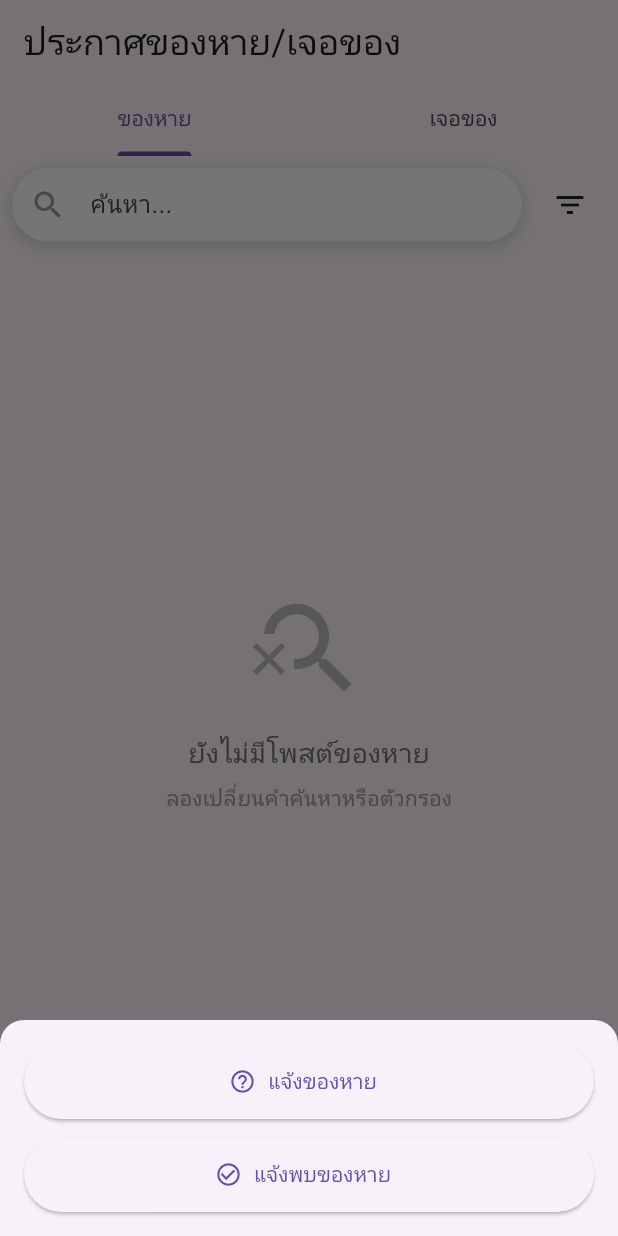
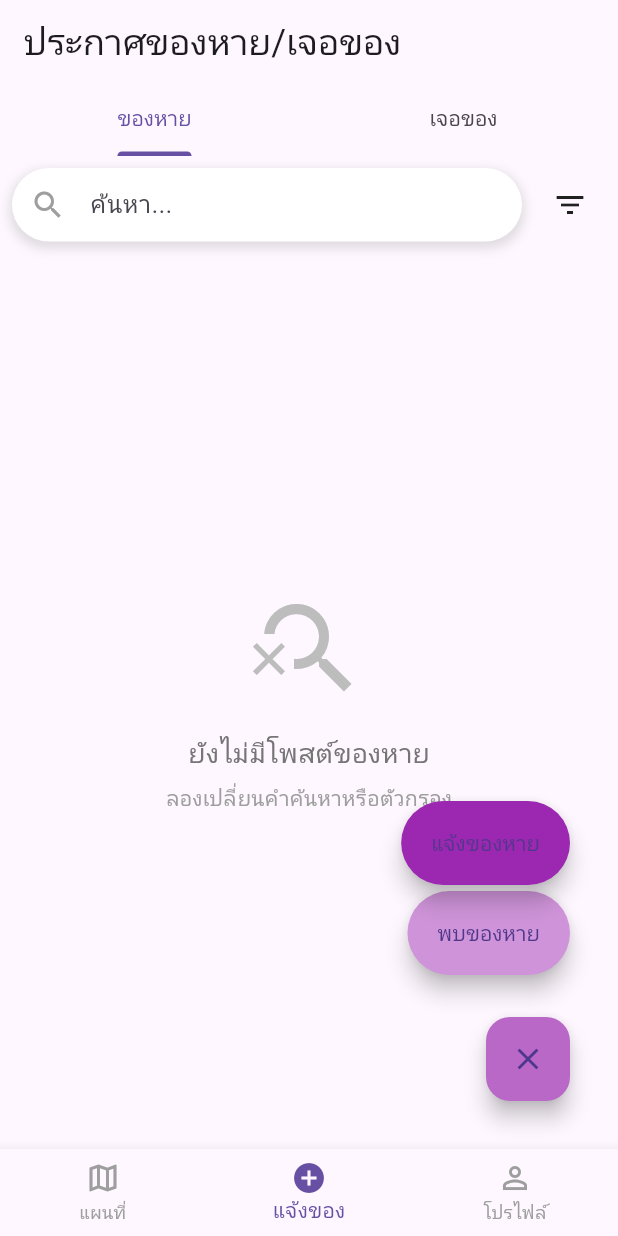
Before and after one commit to MaNaMii888/FinalProject65, a Flutter app: the screen it shows once a user with an empty profile is signed in, item 2 of the bottom bar chosen, after a tap on the "add" icon, on a phone screen of 412 x 824 dp. Run offline on Flutter 3.47's test engine with Material 3 defaults, Android fonts, the phone set to English and light mode, and no system bars; our stand-ins replace cached_network_image, cloud_firestore, firebase_auth, firebase_core, firebase_storage, flutter_local_notifications and 5 more; accounts and stored records are empty.

Commit message:
ปรับ ปุ่ม +

```diff
--- a/project01/lib/Screen/page/post/post_page.dart
+++ b/project01/lib/Screen/page/post/post_page.dart
@@ -22,6 +22,15 @@ class _PostPageState extends State<PostPage>
   static const int pageSize = 10;
   DocumentSnapshot? lastDocument;
   bool hasMore = true;
+
+  // FAB Animated
+  bool isFabOpen = false;
+
+  void toggleFab() {
+    setState(() {
+      isFabOpen = !isFabOpen;
+    });
+  }
 
   @override
   void initState() {
@@ -137,58 +146,76 @@ class _PostPageState extends State<PostPage>
           ),
         ],
       ),
-      floatingActionButton: FloatingActionButton(
+      floatingActionButton: Stack(
+        alignment: Alignment.bottomRight,
+        children: [
+          // ปุ่ม "พบของหาย"
+          AnimatedPositioned(
+            duration: const Duration(milliseconds: 250),
+            bottom: isFabOpen ? 100 : 16,
+            right: 16,
+            child: AnimatedOpacity(
+              duration: const Duration(milliseconds: 250),
+              opacity: isFabOpen ? 1 : 0,
+              child: FloatingActionButton.extended(
+                heroTag: 'found',
                 onPressed: () {
-          showModalBottomSheet(
-            context: context,
-            shape: const RoundedRectangleBorder(
-              borderRadius: BorderRadius.vertical(top: Radius.circular(16)),
-            ),
-            builder:
-                (context) => Padding(
-                  padding: const EdgeInsets.all(16),
-                  child: Column(
-                    mainAxisSize: MainAxisSize.min,
-                    children: [
-                      ElevatedButton.icon(
-                        onPressed: () {
-                          Navigator.pop(context);
+                  toggleFab();
                   Navigator.push(
                     context,
-                            MaterialPageRoute(
-                              builder: (context) => const LostItemForm(),
-                            ),
+                    MaterialPageRoute(builder: (_) => const FindItemForm()),
                   ).then((_) => _loadPosts());
                 },
-                        icon: const Icon(Icons.help_outline),
-                        label: const Text('แจ้งของหาย'),
-                        style: ElevatedButton.styleFrom(
-                          minimumSize: const Size.fromHeight(50),
+                label: const Text('พบของหาย'),
+                backgroundColor: Colors.purple[200],
+                shape: RoundedRectangleBorder(
+                  borderRadius: BorderRadius.circular(30),
                 ),
               ),
-                      const SizedBox(height: 12),
-                      ElevatedButton.icon(
+            ),
+          ),
+          // ปุ่ม "แจ้งของหาย"
+          AnimatedPositioned(
+            duration: const Duration(milliseconds: 250),
+            bottom: isFabOpen ? 160 : 16,
+            right: 16,
+            child: AnimatedOpacity(
+              duration: const Duration(milliseconds: 250),
+              opacity: isFabOpen ? 1 : 0,
+              child: FloatingActionButton.extended(
+                heroTag: 'lost',
                 onPressed: () {
-                          Navigator.pop(context);
+                  toggleFab();
                   Navigator.push(
                     context,
-                            MaterialPageRoute(
-                              builder: (context) => const FindItemForm(),
-                            ),
+                    MaterialPageRoute(builder: (_) => const LostItemForm()),
                   ).then((_) => _loadPosts());
                 },
-                        icon: const Icon(Icons.check_circle_outline),
-                        label: const Text('แจ้งพบของหาย'),
-                        style: ElevatedButton.styleFrom(
-                          minimumSize: const Size.fromHeight(50),
+                label: const Text('แจ้งของหาย'),
+                backgroundColor: Colors.purple,
+                shape: RoundedRectangleBorder(
+                  borderRadius: BorderRadius.circular(30),
+                ),
+              ),
+            ),
+          ),
+          // ปุ่มหลัก + / X
+          Positioned(
+            bottom: 16,
+            right: 16,
+            child: FloatingActionButton(
+              backgroundColor: Colors.purple[300],
+              onPressed: toggleFab,
+              child: AnimatedSwitcher(
+                duration: const Duration(milliseconds: 250),
+                child:
+                    isFabOpen
+                        ? const Icon(Icons.close, key: ValueKey('close'))
+                        : const Icon(Icons.add, key: ValueKey('add')),
+              ),
             ),
           ),
         ],
-                  ),
-                ),
-          );
-        },
-        child: const Icon(Icons.add),
       ),
     );
   }
```
Lines whose indentation alone changed are shown as unchanged.
